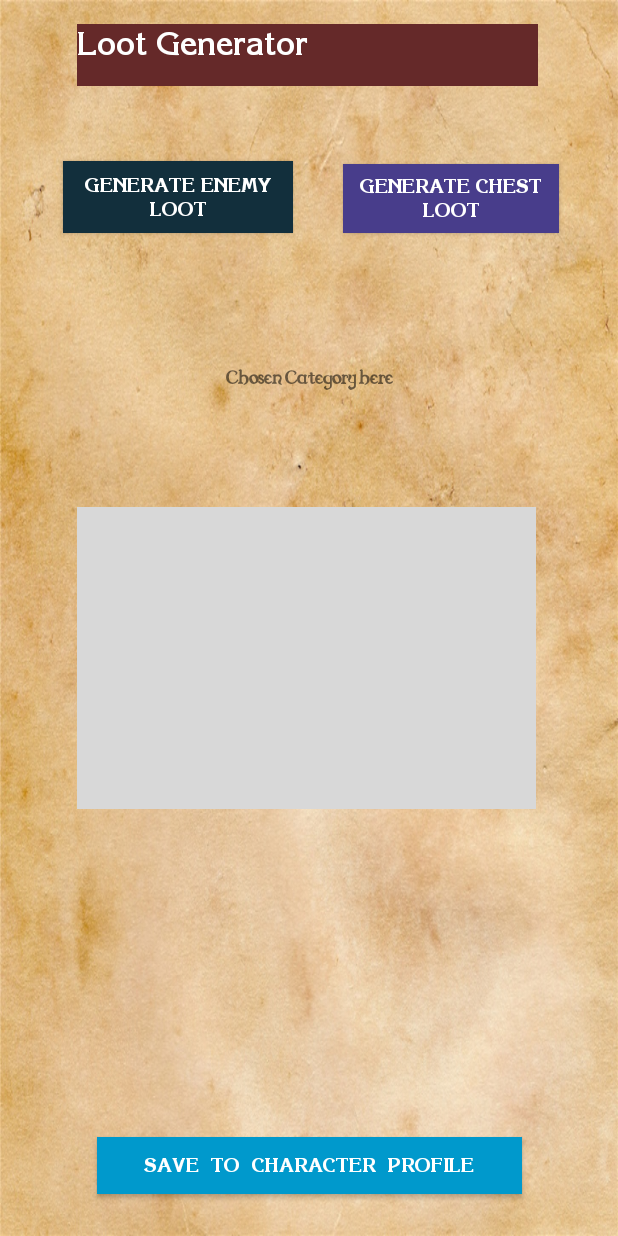
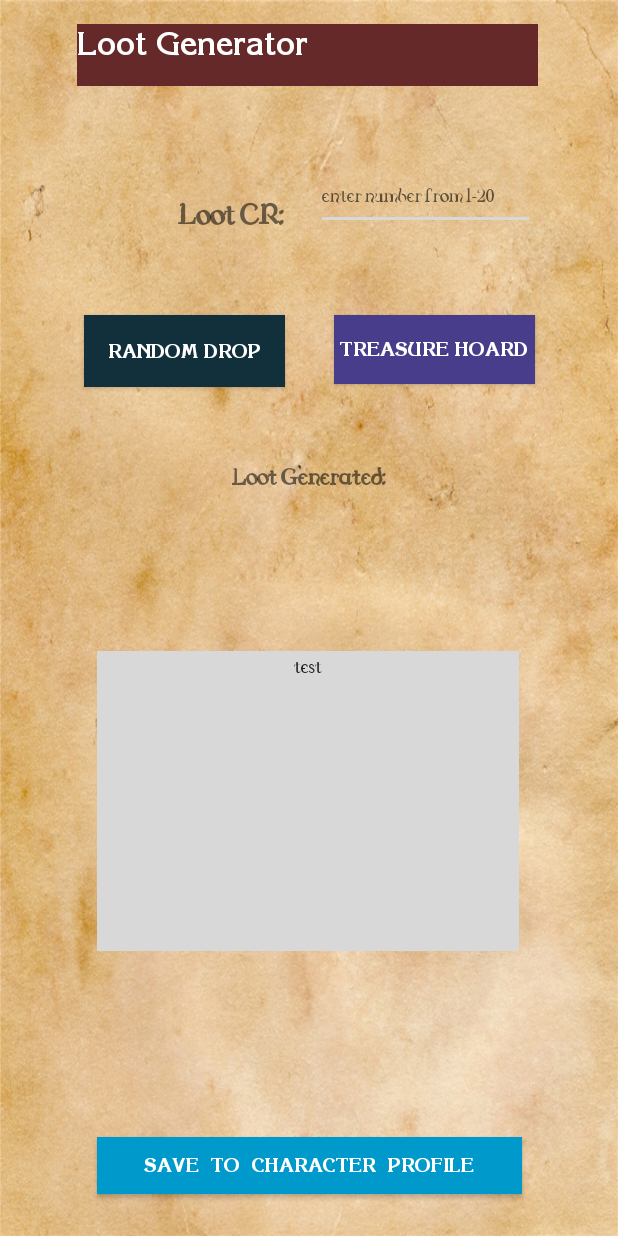
Before and after one commit to yanamagtoto/DungeonMastersToolbox2, an Android app: the layout activity_loot_generator.xml on its own in the app's theme, with its tools: preview values and no code run, on a phone screen of 412 x 824 dp. Run offline under Robolectric (Android 15) with nearby library versions, the phone set to English and light mode, and no system bars.

Commit message:
Made changes on edit_npc, loot and npc generator screens

```diff
--- a/app/src/main/res/layout/activity_loot_generator.xml
+++ b/app/src/main/res/layout/activity_loot_generator.xml
@@ -8,8 +8,8 @@
     android:background="@drawable/dndbg">
 
     <Button
-        android:id="@+id/btn_loot_enemy"
-        android:layout_width="153dp"
+        android:id="@+id/btn_loo"
+        android:layout_width="134dp"
         android:layout_height="48dp"
         android:layout_marginStart="8dp"
         android:layout_marginTop="8dp"
@@ -17,19 +17,19 @@
         android:layout_marginBottom="8dp"
         android:background="#122f3c"
         android:fontFamily="@font/font_korrina_bold"
-        android:text="Generate Enemy Loot"
+        android:text="Random Drop"
         android:textColor="@android:color/background_light"
         android:textSize="12sp"
         app:layout_constraintBottom_toBottomOf="parent"
         app:layout_constraintEnd_toEndOf="parent"
-        app:layout_constraintHorizontal_bias="0.139"
+        app:layout_constraintHorizontal_bias="0.183"
         app:layout_constraintStart_toStartOf="parent"
         app:layout_constraintTop_toTopOf="parent"
-        app:layout_constraintVertical_bias="0.131" />
+        app:layout_constraintVertical_bias="0.266" />
 
     <Button
         android:id="@+id/btn_loot_chest"
-        android:layout_width="144dp"
+        android:layout_width="134dp"
         android:layout_height="46dp"
         android:layout_marginStart="8dp"
         android:layout_marginTop="8dp"
@@ -37,15 +37,15 @@
         android:layout_marginBottom="8dp"
         android:background="#483d8b"
         android:fontFamily="@font/font_korrina_bold"
-        android:text="Generate Chest Loot"
+        android:text="Treasure Hoard"
         android:textColor="@android:color/background_light"
         android:textSize="12sp"
         app:layout_constraintBottom_toBottomOf="parent"
         app:layout_constraintEnd_toEndOf="parent"
-        app:layout_constraintHorizontal_bias="0.875"
+        app:layout_constraintHorizontal_bias="0.82"
         app:layout_constraintStart_toStartOf="parent"
         app:layout_constraintTop_toTopOf="parent"
-        app:layout_constraintVertical_bias="0.133" />
+        app:layout_constraintVertical_bias="0.265" />
 
     <Button
         android:id="@+id/btn_loot_save"
@@ -89,34 +89,69 @@
         app:layout_constraintVertical_bias="0.0"
         tools:textColor="@android:color/white" />
 
-    <ListView
-        android:id="@+id/listview_lootList"
-        android:layout_width="306dp"
-        android:layout_height="201dp"
+    <TextView
+        android:id="@+id/txtview_loot_category"
+        android:layout_width="wrap_content"
+        android:layout_height="wrap_content"
+        android:text="Loot Generated:"
+        android:textSize="22sp"
+        android:textStyle="bold"
+        app:layout_constraintBottom_toBottomOf="parent"
+        app:layout_constraintEnd_toEndOf="parent"
+        app:layout_constraintStart_toStartOf="parent"
+        app:layout_constraintTop_toTopOf="parent"
+        app:layout_constraintVertical_bias="0.383" />
+
+    <TextView
+        android:id="@+id/txtview_loot_category2"
+        android:layout_width="wrap_content"
+        android:layout_height="wrap_content"
+        android:text="Loot CR:"
+        android:textSize="28sp"
+        android:textStyle="bold"
+        app:layout_constraintBottom_toBottomOf="parent"
+        app:layout_constraintEnd_toEndOf="parent"
+        app:layout_constraintHorizontal_bias="0.347"
+        app:layout_constraintStart_toStartOf="parent"
+        app:layout_constraintTop_toTopOf="parent"
+        app:layout_constraintVertical_bias="0.161" />
+
+    <EditText
+        android:id="@+id/editText"
+        android:layout_width="146dp"
+        android:layout_height="wrap_content"
+        android:layout_marginStart="8dp"
+        android:layout_marginTop="8dp"
+        android:layout_marginEnd="8dp"
+        android:layout_marginBottom="8dp"
+        android:ems="10"
+        android:hint="enter number from 1-20"
+        android:inputType="number"
+        app:layout_constraintBottom_toBottomOf="parent"
+        app:layout_constraintEnd_toEndOf="parent"
+        app:layout_constraintHorizontal_bias="0.81"
+        app:layout_constraintStart_toStartOf="parent"
+        app:layout_constraintTop_toTopOf="parent"
+        app:layout_constraintVertical_bias="0.133" />
+
+    <TextView
+        android:id="@+id/textView"
+        android:layout_width="281dp"
+        android:layout_height="200dp"
         android:layout_marginStart="8dp"
         android:layout_marginTop="8dp"
         android:layout_marginEnd="8dp"
         android:layout_marginBottom="8dp"
         android:background="@color/colorAccent"
+        android:text="test"
+        android:textAlignment="center"
+        android:textColor="@color/borderColor"
+        android:textSize="18sp"
         app:layout_constraintBottom_toBottomOf="parent"
         app:layout_constraintEnd_toEndOf="parent"
-        app:layout_constraintHorizontal_bias="0.483"
+        app:layout_constraintHorizontal_bias="0.494"
         app:layout_constraintStart_toStartOf="parent"
         app:layout_constraintTop_toTopOf="parent"
-        app:layout_constraintVertical_bias="0.544" />
-
-    <TextView
-        android:id="@+id/txtview_loot_category"
-        android:layout_width="wrap_content"
-        android:layout_height="wrap_content"
-        android:text="Chosen Category here"
-        android:textSize="18sp"
-        android:textStyle="bold"
-        app:layout_constraintBottom_toBottomOf="parent"
-        app:layout_constraintEnd_toEndOf="parent"
-        app:layout_constraintHorizontal_bias="0.501"
-        app:layout_constraintStart_toStartOf="parent"
-        app:layout_constraintTop_toTopOf="parent"
-        app:layout_constraintVertical_bias="0.301" />
+        app:layout_constraintVertical_bias="0.701" />
 
 </android.support.constraint.ConstraintLayout>
```
Also changed, not shown: app/src/main/res/layout/activity_edit_npc.xml (+53 -17 lines), app/src/main/res/layout/activity_npc_generator.xml (+55 -16 lines).
